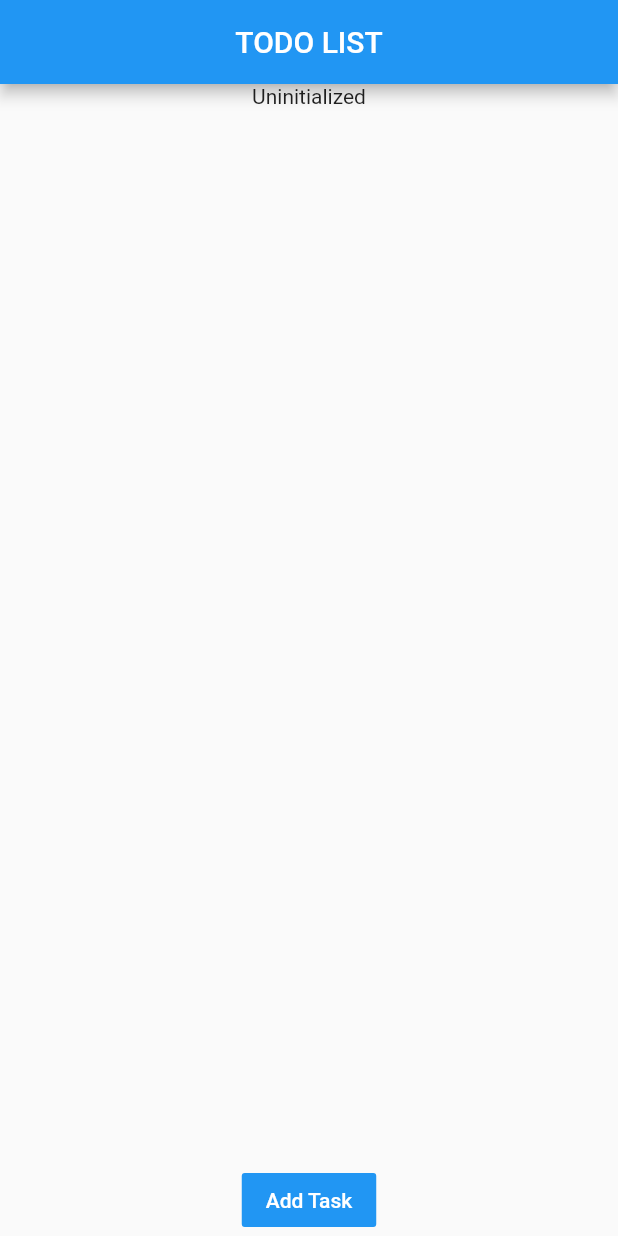
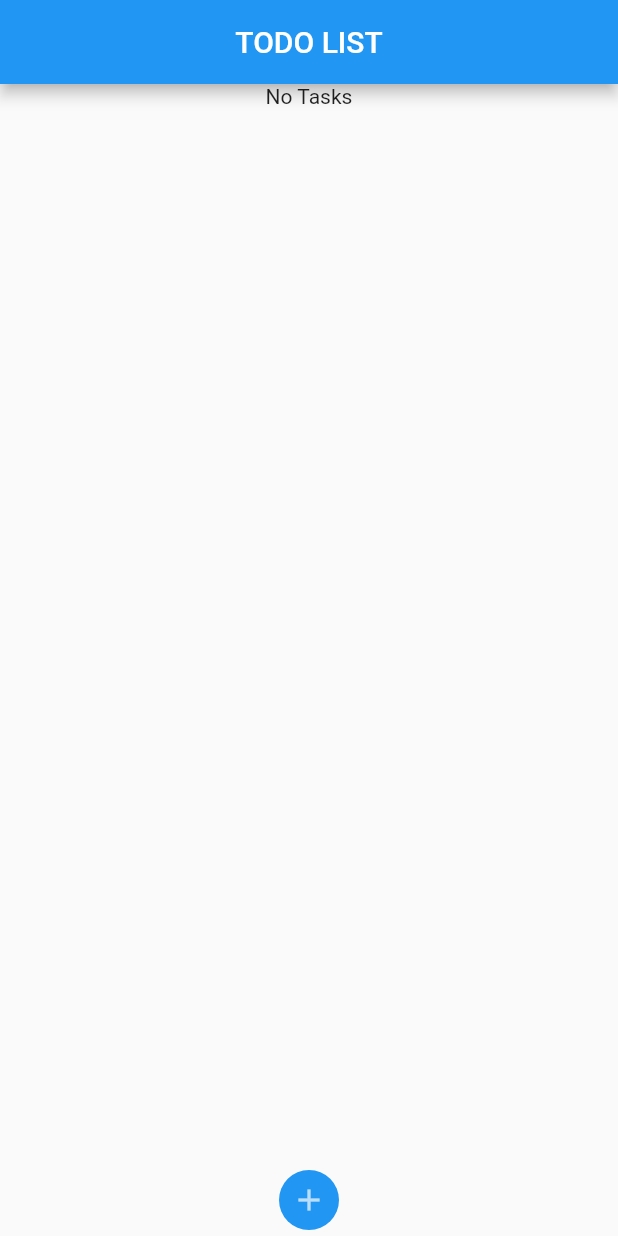
Before and after one commit to eamarelo/todo_list, a Flutter app: the screen it shows after launch, on a phone screen of 412 x 824 dp. Run offline on Flutter 3.47's test engine with Material 2 defaults, Android fonts, the phone set to English and light mode, and no system bars; our stand-ins replace flutter_bloc.

Commit message:
[add] modif style button add

```diff
--- a/lib/page/home/home_page.dart
+++ b/lib/page/home/home_page.dart
@@ -24,7 +24,7 @@ class HomePage extends StatelessWidget {
             child: BlocBuilder<TodoBloc, TodoListState>(
               builder: (context, state) {
                 if (state is UninitializedTodoList) {
-                  return Text('Uninitialized');
+                  return Text('No Tasks');
                 } else if (state is HasValueTodoState) {
                   return ListView.builder(
                     itemCount: state.tasks.length,
@@ -45,9 +45,7 @@ class HomePage extends StatelessWidget {
                               ),
                               subtitle: Text(
                                 state.tasks[index].description,
-                                style: TextStyle(
-                                    color: Colors.grey,
-                                    fontWeight: FontWeight.bold),
+                                style: TextStyle(color: Colors.grey),
                               ),
                               trailing: IconButton(
                                 icon: Icon(
@@ -71,10 +69,9 @@ class HomePage extends StatelessWidget {
             height: 32,
           ),
           FlatButton(
-            color: Colors.blue,
-            child: Text(
-              'Add Task',
-              style: TextStyle(color: Colors.white),
+            child: CircleAvatar(
+              child: Icon(Icons.add),
+              backgroundColor: Colors.blue,
             ),
             onPressed: () {
               titleController.text = "";
```
